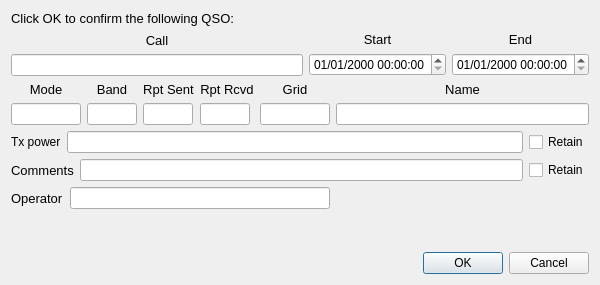
This is logqso.ui in qcmiao1998/js8call as Qt 5 draws it before an edit. The edited form follows.
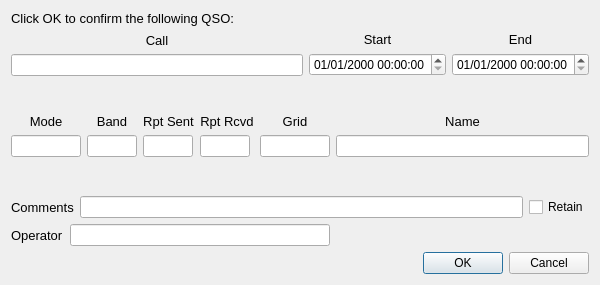
This is the edited form.

Commit message: Removed tx power from the log window. It's not valid ADIF without a dropdown

```diff
--- a/logqso.ui
+++ b/logqso.ui
@@ -125,6 +125,19 @@
      </item>
     </layout>
    </item>
+   <item>
+    <spacer name="verticalSpacer_3">
+     <property name="orientation">
+      <enum>Qt::Vertical</enum>
+     </property>
+     <property name="sizeHint" stdset="0">
+      <size>
+       <width>20</width>
+       <height>40</height>
+      </size>
+     </property>
+    </spacer>
+   </item>
    <item>
     <layout class="QHBoxLayout" name="horizontalLayout_4">
      <item>
@@ -307,25 +320,17 @@
     </layout>
    </item>
    <item>
-    <layout class="QHBoxLayout" name="horizontalLayout_6">
-     <item>
-      <widget class="QLabel" name="label_2">
-       <property name="text">
-        <string>Tx power</string>
-       </property>
-      </widget>
-     </item>
-     <item>
-      <widget class="QLineEdit" name="txPower"/>
-     </item>
-     <item>
-      <widget class="QCheckBox" name="cbTxPower">
-       <property name="text">
-        <string>Retain</string>
-       </property>
-      </widget>
-     </item>
-    </layout>
+    <spacer name="verticalSpacer_2">
+     <property name="orientation">
+      <enum>Qt::Vertical</enum>
+     </property>
+     <property name="sizeHint" stdset="0">
+      <size>
+       <width>20</width>
+       <height>40</height>
+      </size>
+     </property>
+    </spacer>
    </item>
    <item>
     <layout class="QHBoxLayout" name="horizontalLayout">
```
Left out of the diff: 2 changed lines with no effect on the pictures. The commit also changes 6 other files.
